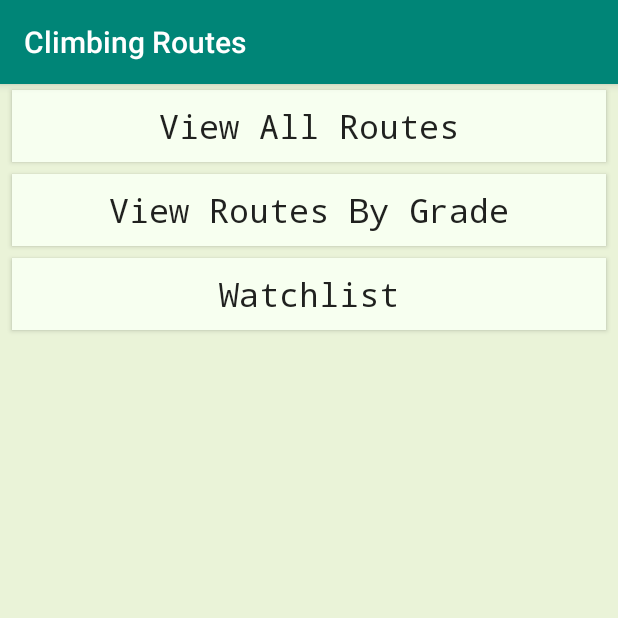
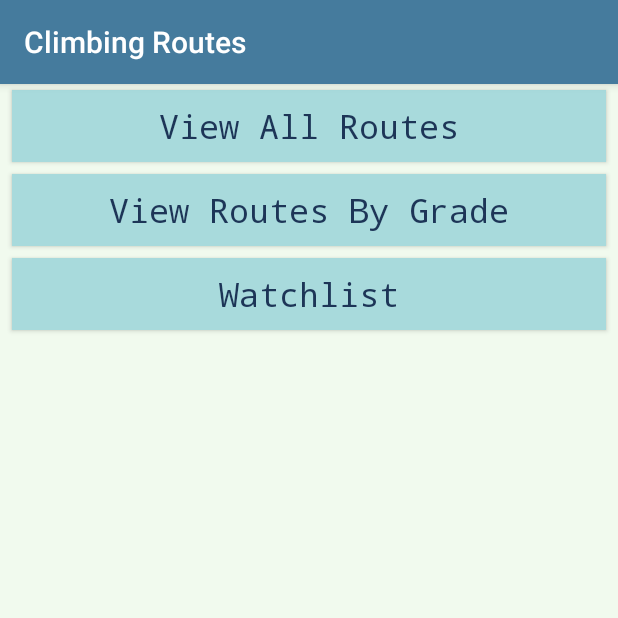
Before and after one commit to tcox11/AttemptTwo, an Android app: the screen it shows after launch (MainActivity), on a phone screen of 412 x 824 dp, the top half of it. Run offline under Robolectric (Android 15) with nearby library versions, the phone set to English and light mode, and no system bars.

Commit message:
changed colour scheme

```diff
--- a/app/src/main/res/layout/activity_main.xml
+++ b/app/src/main/res/layout/activity_main.xml
@@ -24,6 +24,7 @@
             android:layout_marginEnd="8dp"
             android:layout_marginBottom="4dp"
             android:text="View All Routes"
+            android:textColor="@color/textColor"
             android:textAppearance="@style/TextAppearance.AppCompat.Large"/>
 
         <Button
@@ -36,6 +37,7 @@
             android:layout_marginBottom="4dp"
             android:layout_width="match_parent"
             android:layout_height="wrap_content"
+            android:textColor="@color/textColor"
             android:text="View Routes By Grade"
             android:textAppearance="@style/TextAppearance.AppCompat.Large"/>
 
@@ -49,6 +51,7 @@
             android:layout_marginBottom="4dp"
             android:layout_width="match_parent"
             android:layout_height="wrap_content"
+            android:textColor="@color/textColor"
             android:text="Watchlist"
             android:textAppearance="@style/TextAppearance.AppCompat.Large"/>
     </LinearLayout>
--- a/app/src/main/res/layout/grade_item.xml
+++ b/app/src/main/res/layout/grade_item.xml
@@ -32,6 +32,7 @@
             android:layout_width="fill_parent"
             android:layout_height="wrap_content"
             android:typeface="monospace"
+            android:textColor="@color/textColor"
             android:textAppearance="@style/TextAppearance.AppCompat.Large" />
 
         <TextView
@@ -41,6 +42,7 @@
             android:text="Progress: 1/10"
             android:layout_height="wrap_content"
             android:layout_below="@id/button_each_grade"
+            android:textColor="@color/textColor"
             android:textAppearance="@style/TextAppearance.AppCompat.Small"/>
 
         <ProgressBar
--- a/app/src/main/res/layout/route_item.xml
+++ b/app/src/main/res/layout/route_item.xml
@@ -46,6 +46,7 @@
 
         <TextView
             android:layout_marginStart="8dp"
+            android:textColor="@color/textColor"
             android:layout_marginEnd="4dp"
             android:ellipsize="end"
             android:id="@+id/text_view_route_name"
--- a/app/src/main/res/values/colors.xml
+++ b/app/src/main/res/values/colors.xml
@@ -1,11 +1,11 @@
 <?xml version="1.0" encoding="utf-8"?>
 <resources>
     <color name="white">#000000</color>
-    <color name="cardColour">#F7FFF0</color>
-    <color name="backgroundColour">#EAF3D8</color>
-    <color name="colorPrimary">#008577</color>
-    <color name="colorPrimaryDark">#00574B</color>
-    <color name="colorAccent">#D81B60</color>
+    <color name="cardColour">#A8DADC</color>
+    <color name="backgroundColour">#F1FAEE</color>
+    <color name="colorPrimary">#457b9d</color>
+    <color name="colorPrimaryDark">#09162B</color>
+    <color name="colorAccent">#1D3557</color>
     <color name="v0color">#ADADAD</color>
     <color name="v1color">#54C258</color>
     <color name="v2color">#FF9800</color>
@@ -13,4 +13,6 @@
     <color name="v4color">#FF1000</color>
     <color name="v5color">#FAFAFA</color>
     <color name="v6color">#000000</color>
+    <color name="textColor">#1D3557</color>
+
 </resources>
```
